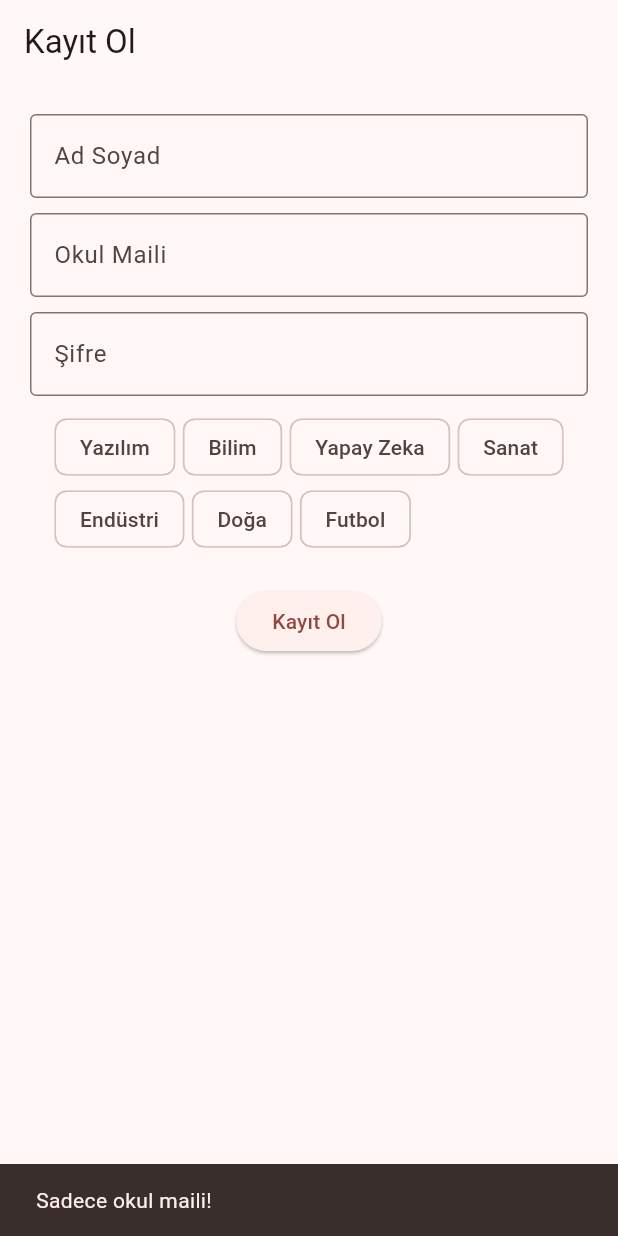
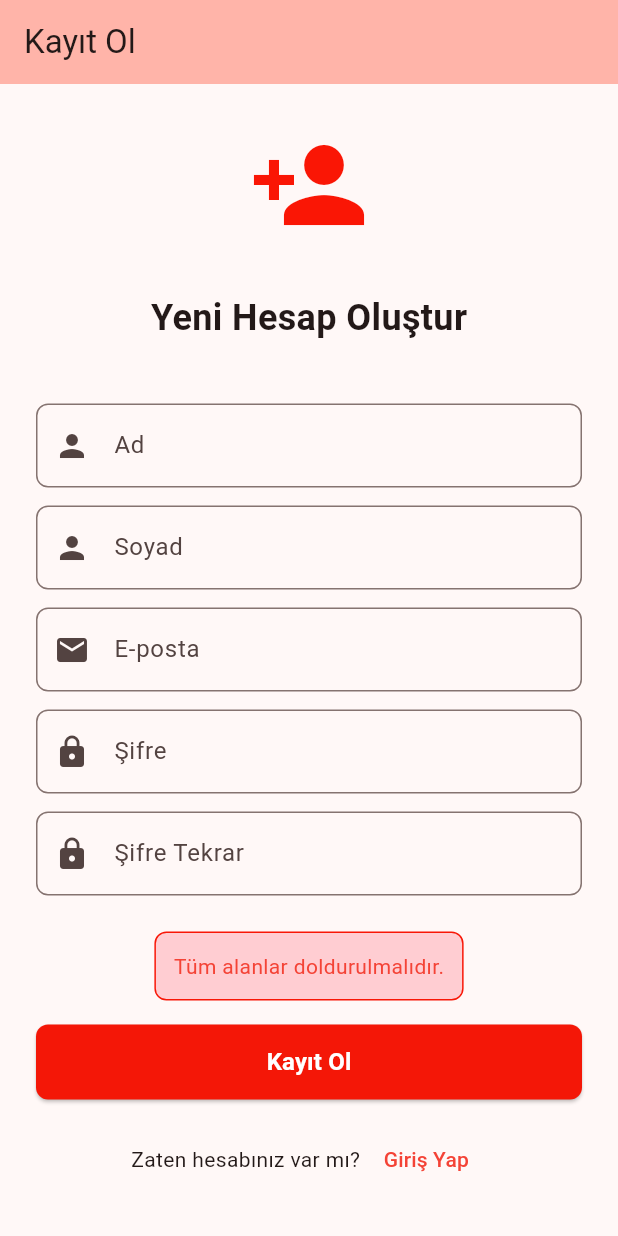
Before and after one commit to tubadeligoz/club-management-project, a Flutter app: the RegisterScreen screen opened directly, after a tap on "Kayıt Ol", on a phone screen of 412 x 824 dp. Run offline on Flutter 3.47's test engine with Material 3 defaults, Android fonts, the light colour scheme and no system bars; our stand-ins replace cloud_firestore, firebase_auth, firebase_core; accounts and stored records are empty.

Commit message:
UI ekranı düzenlemeleri

```diff
--- a/lib/screens/register_screen.dart
+++ b/lib/screens/register_screen.dart
@@ -1,6 +1,5 @@
 import 'package:flutter/material.dart';
-import 'package:firebase_auth/firebase_auth.dart';
-import 'package:cloud_firestore/cloud_firestore.dart';
+import '../services/auth_service.dart';
 import 'login_screen.dart';
 
 class RegisterScreen extends StatefulWidget {
@@ -11,94 +10,246 @@ class RegisterScreen extends StatefulWidget {
 }
 
 class _RegisterScreenState extends State<RegisterScreen> {
-  final _nameController = TextEditingController();
+  final _adController = TextEditingController();
+  final _soyadController = TextEditingController();
   final _emailController = TextEditingController();
   final _passwordController = TextEditingController();
+  final _confirmPasswordController = TextEditingController();
+  bool _isLoading = false;
+  String? _errorMessage;
+  String? _successMessage;
+  final AuthService _authService = AuthService();
 
-  final List<String> _allInterests = ["Yazılım", "Bilim", "Yapay Zeka", "Sanat", "Endüstri", "Doğa", "Futbol"];
-  final List<String> _selectedInterests = [];
-  bool _isLoading = false;
-
-  // Kontroller
-  bool _isEmailValid(String email) => email.endsWith('@dogus.edu.tr') || email.endsWith('@st.dogus.edu.tr');
-
-  String? _validatePassword(String password) {
-    if (password.length < 6) return "En az 6 karakter.";
-    if (!password.contains(RegExp(r'[A-Z]'))) return "Büyük harf gerekli.";
-    if (!password.contains(RegExp(r'[0-9]'))) return "Rakam gerekli.";
-    return null;
+  @override
+  void dispose() {
+    _adController.dispose();
+    _soyadController.dispose();
+    _emailController.dispose();
+    _passwordController.dispose();
+    _confirmPasswordController.dispose();
+    super.dispose();
   }
 
   Future<void> _register() async {
-    if (!_isEmailValid(_emailController.text.trim())) {
-      ScaffoldMessenger.of(context).showSnackBar(const SnackBar(content: Text("Sadece okul maili!")));
-      return;
-    }
-    String? passError = _validatePassword(_passwordController.text.trim());
-    if (passError != null) {
-      ScaffoldMessenger.of(context).showSnackBar(SnackBar(content: Text(passError)));
+    setState(() {
+      _isLoading = true;
+      _errorMessage = null;
+      _successMessage = null;
+    });
+
+    final ad = _adController.text.trim();
+    final soyad = _soyadController.text.trim();
+    final email = _emailController.text.trim();
+    final password = _passwordController.text;
+    final confirmPassword = _confirmPasswordController.text;
+
+
+    // Validasyon
+    if (ad.isEmpty || soyad.isEmpty || email.isEmpty || password.isEmpty) {
+      setState(() {
+        _isLoading = false;
+        _errorMessage = 'Tüm alanlar doldurulmalıdır.';
+      });
       return;
     }
 
-    setState(() => _isLoading = true);
+    if (password != confirmPassword) {
+      setState(() {
+        _isLoading = false;
+        _errorMessage = 'Şifreler eşleşmiyor.';
+      });
+      return;
+    }
 
-    try {
-      UserCredential cred = await FirebaseAuth.instance.createUserWithEmailAndPassword(
-        email: _emailController.text.trim(),
-        password: _passwordController.text.trim(),
-      );
+    if (password.length < 6) {
+      setState(() {
+        _isLoading = false;
+        _errorMessage = 'Şifre en az 6 karakter olmalıdır.';
+      });
+      return;
+    }
 
-      if (cred.user != null) {
-        await cred.user!.sendEmailVerification();
+    // Kayıt işlemi
+    final result = await _authService.register(email, password, ad, soyad);
 
-        // FİRESTORE KAYDI (VARSAYILAN ROL: OGRENCİ)
-        await FirebaseFirestore.instance.collection('users').doc(cred.user!.uid).set({
-          'name': _nameController.text.trim(),
-          'email': _emailController.text.trim(),
-          'interests': _selectedInterests,
-          'createdAt': FieldValue.serverTimestamp(),
-          'isVerified': false,
-          'role': 'ogrenci',
-        });
+    if (!mounted) return;
 
-        if (mounted) {
-          showDialog(
-            context: context,
-            builder: (c) => AlertDialog(
-              title: const Text("Doğrulama Maili Gönderildi"),
-              actions: [TextButton(onPressed: () => Navigator.pushReplacement(context, MaterialPageRoute(builder: (_) => const LoginScreen())), child: const Text("Giriş Yap"))],
-            )
-          );
-        }
+    if (result == null) {
+      // Başarılı kayıt
+      setState(() {
+        _successMessage = 'Kayıt başarılı! Lütfen e-postanızı doğrulayın.';
+      });
+      _adController.clear();
+      _soyadController.clear();
+      _emailController.clear();
+      _passwordController.clear();
+      _confirmPasswordController.clear();
+
+      // 2 saniye sonra login ekranına yönlendir
+      await Future.delayed(const Duration(seconds: 2));
+      if (mounted) {
+        Navigator.pushReplacement(
+          context,
+          MaterialPageRoute(builder: (_) => const LoginScreen()),
+        );
       }
-    } catch (e) {
-      if (mounted) ScaffoldMessenger.of(context).showSnackBar(SnackBar(content: Text("Hata: $e")));
-    } finally {
-      if (mounted) setState(() => _isLoading = false);
+    } else {
+      // Hata mesajı
+      setState(() {
+        _errorMessage = result;
+      });
+    }
+
+    if (mounted) {
+      setState(() => _isLoading = false);
     }
   }
 
   @override
   Widget build(BuildContext context) {
     return Scaffold(
-      appBar: AppBar(title: const Text("Kayıt Ol")),
-      body: SingleChildScrollView(
-        padding: const EdgeInsets.all(20),
-        child: Column(
-          children: [
-            TextField(controller: _nameController, decoration: const InputDecoration(labelText: "Ad Soyad", border: OutlineInputBorder())),
-            const SizedBox(height: 10),
-            TextField(controller: _emailController, decoration: const InputDecoration(labelText: "Okul Maili", border: OutlineInputBorder())),
-            const SizedBox(height: 10),
-            TextField(controller: _passwordController, obscureText: true, decoration: const InputDecoration(labelText: "Şifre", border: OutlineInputBorder())),
-            const SizedBox(height: 10),
-            Wrap(
-              spacing: 5,
-              children: _allInterests.map((i) => FilterChip(label: Text(i), selected: _selectedInterests.contains(i), onSelected: (s) => setState(() => s ? _selectedInterests.add(i) : _selectedInterests.remove(i)))).toList()
-            ),
-            const SizedBox(height: 20),
-            ElevatedButton(onPressed: _isLoading ? null : _register, child: _isLoading ? const CircularProgressIndicator() : const Text("Kayıt Ol"))
-          ],
+      appBar: AppBar(
+        title: const Text('Kayıt Ol'),
+        backgroundColor: Theme.of(context).colorScheme.inversePrimary,
+      ),
+      body: Center(
+        child: SingleChildScrollView(
+          padding: const EdgeInsets.all(24),
+          child: Column(
+            mainAxisAlignment: MainAxisAlignment.center,
+            children: [
+              const Icon(
+                Icons.person_add,
+                size: 80,
+                color: Color.fromARGB(255, 250, 22, 5),
+              ),
+              const SizedBox(height: 32),
+              const Text(
+                'Yeni Hesap Oluştur',
+                style: TextStyle(
+                  fontSize: 24,
+                  fontWeight: FontWeight.bold,
+                ),
+              ),
+              const SizedBox(height: 40),
+              TextField(
+                controller: _adController,
+                enabled: !_isLoading,
+                decoration: InputDecoration(
+                  hintText: 'Ad',
+                  border: OutlineInputBorder(borderRadius: BorderRadius.circular(8)),
+                  prefixIcon: const Icon(Icons.person),
+                ),
+              ),
+              const SizedBox(height: 12),
+              TextField(
+                controller: _soyadController,
+                enabled: !_isLoading,
+                decoration: InputDecoration(
+                  hintText: 'Soyad',
+                  border: OutlineInputBorder(borderRadius: BorderRadius.circular(8)),
+                  prefixIcon: const Icon(Icons.person),
+                ),
+              ),
+              const SizedBox(height: 12),
+              TextField(
+                controller: _emailController,
+                enabled: !_isLoading,
+                decoration: InputDecoration(
+                  hintText: 'E-posta',
+                  border: OutlineInputBorder(borderRadius: BorderRadius.circular(8)),
+                  prefixIcon: const Icon(Icons.email),
+                ),
+                keyboardType: TextInputType.emailAddress,
+              ),
+              const SizedBox(height: 12),
+              TextField(
+                controller: _passwordController,
+                enabled: !_isLoading,
+                obscureText: true,
+                decoration: InputDecoration(
+                  hintText: 'Şifre',
+                  border: OutlineInputBorder(borderRadius: BorderRadius.circular(8)),
+                  prefixIcon: const Icon(Icons.lock),
+                ),
+              ),
+              const SizedBox(height: 12),
+              TextField(
+                controller: _confirmPasswordController,
+                enabled: !_isLoading,
+                obscureText: true,
+                decoration: InputDecoration(
+                  hintText: 'Şifre Tekrar',
+                  border: OutlineInputBorder(borderRadius: BorderRadius.circular(8)),
+                  prefixIcon: const Icon(Icons.lock),
+                ),
+              ),
+              const SizedBox(height: 24),
+              if (_errorMessage != null)
+                Container(
+                  padding: const EdgeInsets.all(12),
+                  margin: const EdgeInsets.only(bottom: 16),
+                  decoration: BoxDecoration(
+                    color: Colors.red.shade100,
+                    border: Border.all(color: const Color.fromARGB(255, 248, 23, 7)),
+                    borderRadius: BorderRadius.circular(8),
+                  ),
+                  child: Text(
+                    _errorMessage!,
+                    style: const TextStyle(color: Colors.red, fontSize: 14),
+                  ),
+                ),
+              if (_successMessage != null)
+                Container(
+                  padding: const EdgeInsets.all(12),
+                  margin: const EdgeInsets.only(bottom: 16),
+                  decoration: BoxDecoration(
+                    color: Colors.green.shade100,
+                    border: Border.all(color: Colors.green),
+                    borderRadius: BorderRadius.circular(8),
+                  ),
+                  child: Text(
+                    _successMessage!,
+                    style: const TextStyle(color: Colors.green, fontSize: 14),
+                  ),
+                ),
+              SizedBox(
+                width: double.infinity,
+                height: 50,
+                child: ElevatedButton(
+                  onPressed: _isLoading ? null : _register,
+                  style: ElevatedButton.styleFrom(
+                    backgroundColor: const Color.fromARGB(255, 244, 23, 7),
+                    shape: RoundedRectangleBorder(borderRadius: BorderRadius.circular(8)),
+                  ),
+                  child: _isLoading
+                      ? const SizedBox(
+                          height: 24,
+                          width: 24,
+                          child: CircularProgressIndicator(
+                            strokeWidth: 2,
+                            valueColor: AlwaysStoppedAnimation(Colors.white),
+                          ),
+                        )
+                      : const Text(
+                          'Kayıt Ol',
+                          style: TextStyle(color: Colors.white, fontSize: 16, fontWeight: FontWeight.bold),
+                        ),
+                ),
+              ),
+              const SizedBox(height: 16),
+              Row(
+                mainAxisAlignment: MainAxisAlignment.center,
+                children: [
+                  const Text('Zaten hesabınız var mı? '),
+                  TextButton(
+                    onPressed: _isLoading ? null : () => Navigator.pop(context),
+                    child: const Text('Giriş Yap', style: TextStyle(color: Colors.red)),
+                  ),
+                ],
+              ),
+            ],
+          ),
         ),
       ),
     );
```
Also changed, not shown: lib/screens/login_screen.dart (+68 -33 lines).
